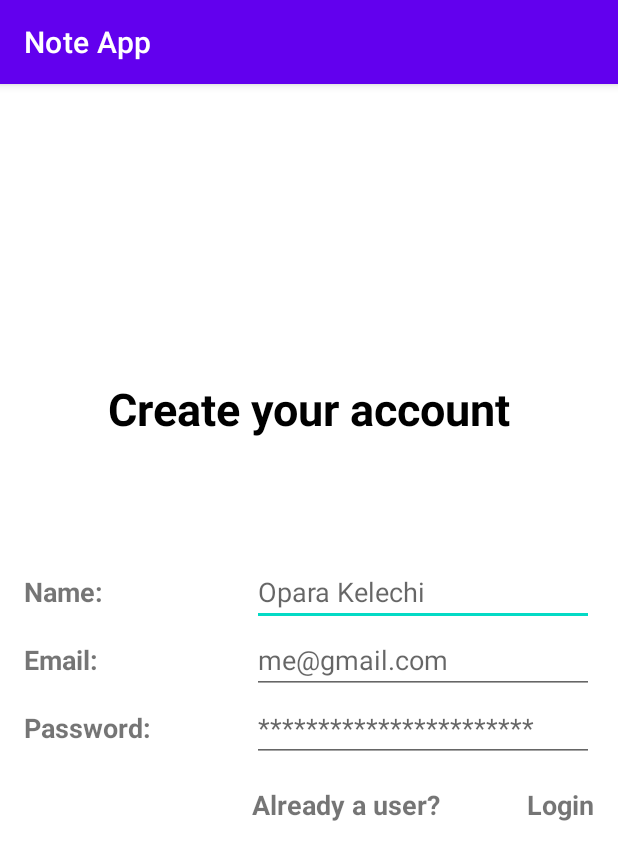
After one commit to riskymind/Note-App, an Android app: the fragment CreateAccountFragment shown on its own in the app's theme, on a phone screen of 412 x 824 dp. The commit adds this screen. Shown: the top 860 px of the screen. Run offline under Robolectric (Android 15) with nearby library versions, the phone set to English and light mode, and no system bars.

Commit message:
design and setup navigation component

```diff
--- a/app/build.gradle
+++ b/app/build.gradle
@@ -43,6 +43,7 @@ dependencies {
     implementation 'androidx.appcompat:appcompat:1.4.2'
     implementation 'com.google.android.material:material:1.6.1'
     implementation 'androidx.constraintlayout:constraintlayout:2.1.4'
+    implementation 'androidx.legacy:legacy-support-v4:1.0.0'
     testImplementation 'junit:junit:4.13.2'
     androidTestImplementation 'androidx.test.ext:junit:1.1.3'
     androidTestImplementation 'androidx.test.espresso:espresso-core:3.4.0'
@@ -53,6 +54,10 @@ dependencies {
 
     // Data-store
     implementation("androidx.datastore:datastore-preferences:1.0.0")
+
+    // Kotlin navigation Component
+    implementation("androidx.navigation:navigation-fragment-ktx:2.4.2")
+    implementation("androidx.navigation:navigation-ui-ktx:2.4.2")
 }
 
 // Allow references to generated code
--- a/app/src/main/java/com/asterisk/noteapp/ui/MainActivity.kt
+++ b/app/src/main/java/com/asterisk/noteapp/ui/MainActivity.kt
@@ -10,5 +10,6 @@ class MainActivity : AppCompatActivity() {
     override fun onCreate(savedInstanceState: Bundle?) {
         super.onCreate(savedInstanceState)
         setContentView(R.layout.activity_main)
+
     }
 }
--- /dev/null
+++ b/app/src/main/java/com/asterisk/noteapp/ui/auth/register/CreateAccountFragment.kt
@@ -0,0 +1,13 @@
+package com.asterisk.noteapp.ui.auth.register
+
+import android.os.Bundle
+import androidx.fragment.app.Fragment
+import android.view.LayoutInflater
+import android.view.View
+import android.view.ViewGroup
+import com.asterisk.noteapp.R
+
+
+class CreateAccountFragment : Fragment(R.layout.fragment_create_account) {
+
+}
--- /dev/null
+++ b/app/src/main/res/layout/fragment_create_account.xml
@@ -0,0 +1,122 @@
+<?xml version="1.0" encoding="utf-8"?>
+<androidx.constraintlayout.widget.ConstraintLayout xmlns:android="http://schemas.android.com/apk/res/android"
+    xmlns:app="http://schemas.android.com/apk/res-auto"
+    xmlns:tools="http://schemas.android.com/tools"
+    android:layout_width="match_parent"
+    android:layout_height="match_parent"
+    android:padding="16dp"
+    tools:context=".ui.auth.register.CreateAccountFragment">
+
+
+    <TextView
+        android:id="@+id/title"
+        android:layout_width="match_parent"
+        android:layout_height="wrap_content"
+        android:layout_marginTop="180dp"
+        android:gravity="center"
+        android:text="@string/create_your_account"
+        android:textColor="@color/black"
+        android:textSize="@dimen/title_size"
+        android:textStyle="bold"
+        app:layout_constraintEnd_toEndOf="parent"
+        app:layout_constraintStart_toStartOf="parent"
+        app:layout_constraintTop_toTopOf="parent" />
+
+    <TextView
+        android:id="@+id/nameLabel"
+        style="@style/tv_label_style"
+        android:text="@string/name_label"
+        app:layout_constraintBaseline_toBaselineOf="@+id/etName"
+        app:layout_constraintEnd_toStartOf="@+id/guideline2"
+        app:layout_constraintStart_toStartOf="parent" />
+
+    <EditText
+        android:id="@+id/etName"
+        android:layout_width="0dp"
+        android:layout_height="wrap_content"
+        android:autofillHints="name"
+        android:hint="@string/name_hint"
+        android:inputType="textPersonName"
+        android:textSize="18sp"
+        app:layout_constraintBottom_toTopOf="@+id/etEmail"
+        app:layout_constraintEnd_toEndOf="parent"
+        app:layout_constraintStart_toStartOf="@+id/barrier2"
+        app:layout_constraintTop_toTopOf="parent"
+        app:layout_constraintVertical_chainStyle="packed" />
+
+    <TextView
+        android:id="@+id/emailLabel"
+        style="@style/tv_label_style"
+        android:text="@string/email_label"
+        app:layout_constraintBaseline_toBaselineOf="@+id/etEmail"
+        app:layout_constraintEnd_toStartOf="@+id/guideline2"
+        app:layout_constraintStart_toStartOf="parent" />
+
+    <EditText
+        android:id="@+id/etEmail"
+        android:layout_width="0dp"
+        android:layout_height="wrap_content"
+        android:autofillHints="emailAddress"
+        android:hint="@string/email_hint"
+        android:inputType="textEmailAddress"
+        android:textSize="18sp"
+        app:layout_constraintBottom_toTopOf="@+id/etPassword"
+        app:layout_constraintEnd_toEndOf="parent"
+        app:layout_constraintStart_toStartOf="@+id/barrier2"
+        app:layout_constraintTop_toBottomOf="@+id/etName" />
+
+
+    <TextView
+        android:id="@+id/passwordLabel"
+        style="@style/tv_label_style"
+        android:text="@string/password_label"
+        app:layout_constraintBaseline_toBaselineOf="@+id/etPassword"
+        app:layout_constraintEnd_toStartOf="@+id/guideline2"
+        app:layout_constraintStart_toStartOf="parent" />
+
+    <EditText
+        android:id="@+id/etPassword"
+        android:layout_width="0dp"
+        android:layout_height="wrap_content"
+        android:autofillHints="password"
+        android:hint="@string/password_hint"
+        android:inputType="textPassword"
+        android:textSize="18sp"
+        app:layout_constraintBottom_toBottomOf="parent"
+        app:layout_constraintEnd_toEndOf="parent"
+        app:layout_constraintStart_toStartOf="@+id/barrier2"
+        app:layout_constraintTop_toBottomOf="@+id/etEmail" />
+
+    <TextView
+        android:id="@+id/loginLabel"
+        style="@style/tv_label_style"
+        android:text="@string/already_a_user"
+        app:layout_constraintBaseline_toBaselineOf="@+id/tvLogin"
+        app:layout_constraintStart_toStartOf="@+id/etPassword" />
+
+    <TextView
+        android:id="@+id/tvLogin"
+        style="@style/tv_label_style"
+        android:layout_marginTop="16dp"
+        android:text="@string/login"
+        app:layout_constraintEnd_toEndOf="@+id/etPassword"
+        app:layout_constraintTop_toBottomOf="@+id/etPassword" />
+
+    <androidx.constraintlayout.widget.Guideline
+        android:id="@+id/guideline2"
+        android:layout_width="wrap_content"
+        android:layout_height="wrap_content"
+        android:orientation="vertical"
+        app:layout_constraintGuide_percent="0.4" />
+
+    <androidx.constraintlayout.widget.Barrier
+        android:id="@+id/barrier2"
+        android:layout_width="wrap_content"
+        android:layout_height="wrap_content"
+        app:barrierDirection="end"
+        app:constraint_referenced_ids="nameLabel,emailLabel,passwordLabel"
+        tools:layout_editor_absoluteX="395dp"
+        tools:layout_editor_absoluteY="16dp" />
+
+
+</androidx.constraintlayout.widget.ConstraintLayout>
--- a/app/src/main/res/values/colors.xml
+++ b/app/src/main/res/values/colors.xml
@@ -7,4 +7,6 @@
     <color name="teal_700">#FF018786</color>
     <color name="black">#FF000000</color>
     <color name="white">#FFFFFFFF</color>
+    <color name="sync">#0EDFCC</color>
+    <color name="not_sync">#D11507</color>
 </resources>
--- /dev/null
+++ b/app/src/main/res/values/dimens.xml
@@ -0,0 +1,4 @@
+<?xml version="1.0" encoding="utf-8"?>
+<resources>
+    <dimen name="title_size">30sp</dimen>
+</resources>
--- a/app/src/main/res/values/strings.xml
+++ b/app/src/main/res/values/strings.xml
@@ -1,3 +1,23 @@
 <resources>
     <string name="app_name">Note App</string>
+    <!-- TODO: Remove or change this placeholder text -->
+    <string name="hello_blank_fragment">Hello blank fragment</string>
+    <string name="create_your_account">Create your account</string>
+    <string name="name_label">Name:</string>
+    <string name="name_hint">Opara Kelechi</string>
+    <string name="email_label">Email:</string>
+    <string name="email_hint">me@gmail.com</string>
+    <string name="password_label">Password:</string>
+    <string name="password_hint">***********************</string>
+    <string name="already_a_user">Already a user?</string>
+    <string name="login">Login</string>
+    <string name="login_account">Login Account</string>
+    <string name="new_account">New Account?</string>
+    <string name="register">Register</string>
+    <string name="title">Title</string>
+    <string name="date">12/mon/2022</string>
+    <string name="description">Description</string>
+    <string name="save_button">Save button</string>
+    <string name="add_a_note">Add a Note</string>
+    <string name="add_note_button">add note button</string>
 </resources>
--- /dev/null
+++ b/app/src/main/res/values/styles.xml
@@ -0,0 +1,10 @@
+<?xml version="1.0" encoding="utf-8"?>
+<resources>
+
+    <style name="tv_label_style">
+        <item name="android:layout_width">0dp</item>
+        <item name="android:layout_height">wrap_content</item>
+        <item name="android:textSize">18sp</item>
+        <item name="android:textStyle">bold</item>
+    </style>
+</resources>
```
Also changed, not shown: app/src/main/java/com/asterisk/noteapp/ui/add_edit_note/AddEditNoteFragment.kt (added, +12 -0 lines), app/src/main/java/com/asterisk/noteapp/ui/auth/login/LoginFragment.kt (added, +12 -0 lines), app/src/main/java/com/asterisk/noteapp/ui/notes/NotesFragment.kt (added, +28 -0 lines), app/src/main/res/drawable/ic_add.xml (added, +10 -0 lines), app/src/main/res/drawable/ic_done.xml (added, +10 -0 lines), app/src/main/res/drawable/not_sync.xml (added, +7 -0 lines), app/src/main/res/drawable/sync.xml (added, +7 -0 lines), app/src/main/res/layout/fragment_add_edit_note.xml (added, +66 -0 lines), app/src/main/res/layout/fragment_login.xml (added, +103 -0 lines), app/src/main/res/layout/fragment_notes.xml (added, +68 -0 lines), app/src/main/res/layout/note_list_item.xml (added, +54 -0 lines), app/src/main/res/navigation/nav_graph.xml (added, +47 -0 lines).
